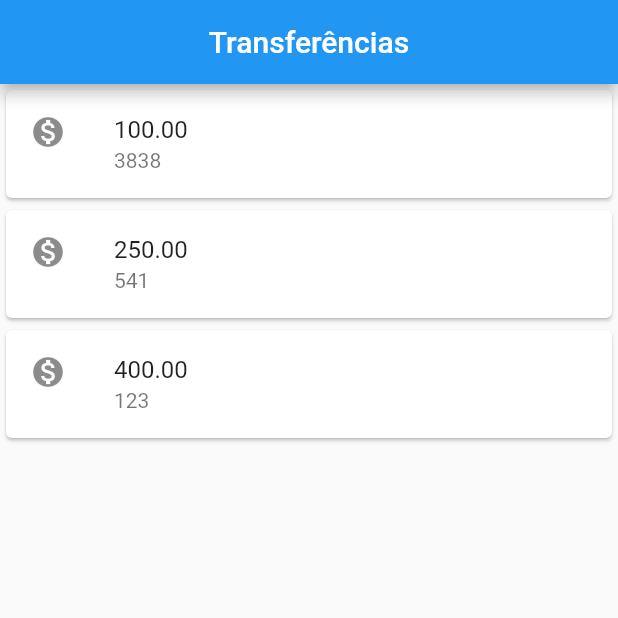
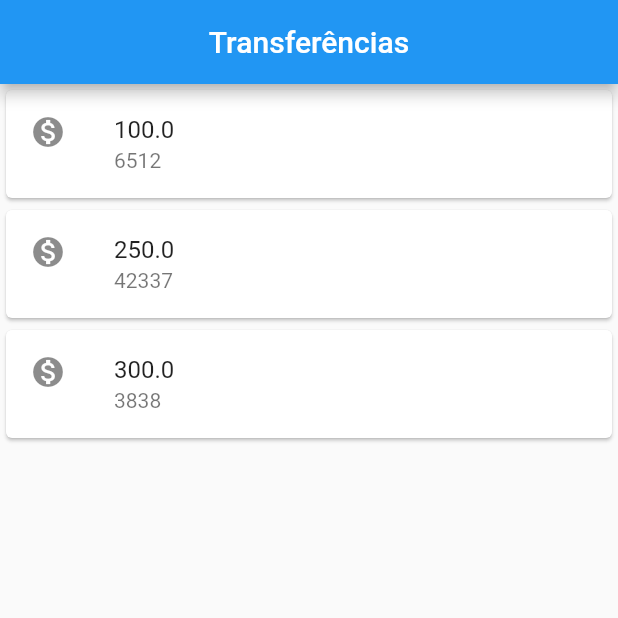
Before and after one commit to matheusmaculan/cadastro_flutter, a Flutter app: the screen it shows after launch, on a phone screen of 412 x 824 dp, the top half of it. Run offline on Flutter 3.47's test engine with Material 2 defaults, Android fonts, the phone set to English and light mode, and no system bars.

Commit message:
Criado Classeo transferencia para invez de passar o valor fixo, vai ser de acordo com o valor do objeto (começamos a utilizar OO)

```diff
--- a/lib/ListaTransferencias.dart
+++ b/lib/ListaTransferencias.dart
@@ -1,3 +1,4 @@
+import 'package:cadastro_flutter/Transferencia.dart';
 import 'package:flutter/cupertino.dart';
 import 'itemTransferencia.dart';
 
@@ -7,9 +8,9 @@ class ListaTransferencias extends StatelessWidget { // criei uma classe e peguei
     // TODO: implement build
     return Column(
         children: <Widget>[
-          ItemTransferencia('100.00', '3838'),
-          ItemTransferencia('250.00', '541'),
-          ItemTransferencia('400.00', '123'),
+          ItemTransferencia(Transferencia(100.0,6512)),
+          ItemTransferencia(Transferencia(250.0,42337)),
+          ItemTransferencia(Transferencia(300.0,3838)),
         ]
     );
   }
--- /dev/null
+++ b/lib/Transferencia.dart
@@ -0,0 +1,6 @@
+class Transferencia{
+  final double valor;
+  final int numeroConta;
+
+  Transferencia(this.valor, this.numeroConta);
+}
--- a/lib/itemTransferencia.dart
+++ b/lib/itemTransferencia.dart
@@ -1,12 +1,12 @@
+import 'package:cadastro_flutter/Transferencia.dart';
 import 'package:flutter/cupertino.dart';
 import 'package:flutter/material.dart';
 
 class ItemTransferencia extends StatelessWidget{
 
-  final String valor;
-  final String numeroConta;
+    final Transferencia _transferencia;
 
-  ItemTransferencia(this.valor, this.numeroConta);
+  ItemTransferencia(this._transferencia);
 
   @override
   Widget build(BuildContext context) {
@@ -14,8 +14,8 @@ class ItemTransferencia extends StatelessWidget{
     return Card(
         child: ListTile(
           leading: Icon(Icons.monetization_on),
-          title: Text(valor),
-          subtitle: Text(numeroConta),
+          title: Text(_transferencia.valor.toString()),
+          subtitle: Text(_transferencia.numeroConta.toString()),
         )
     );
   }
```
